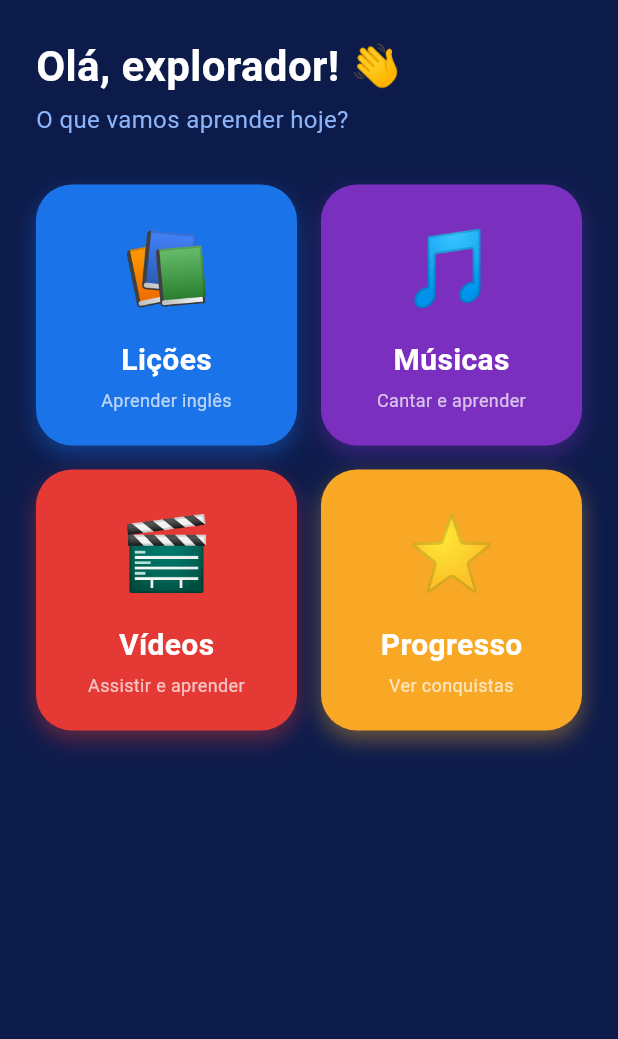
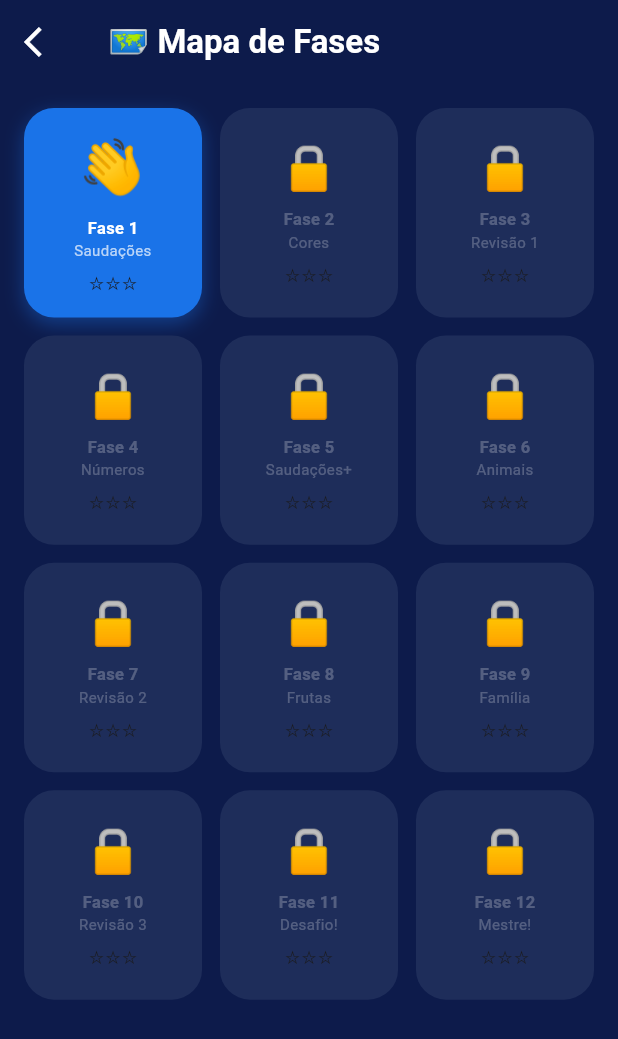
Before and after one commit to pribondanstoll-del/universo-de-noah-app, a Flutter app: the screen it shows after launch, after a tap on "Lições", on a phone screen of 412 x 824 dp. Shown: the top 1039 px of the screen. Run offline on Flutter 3.47's test engine with Material 3 defaults, Android fonts, the phone set to English and light mode, and no system bars.

Commit message:
feat: mapa de fases estilo Mario com celebração

```diff
--- a/lib/home_screen.dart
+++ b/lib/home_screen.dart
@@ -1,3 +1,4 @@
+import 'mapa_fases_screen.dart';
 import 'package:flutter/material.dart';
 
 class HomeScreen extends StatelessWidget {
@@ -44,7 +45,12 @@ class HomeScreen extends StatelessWidget {
                       titulo: 'Lições',
                       subtitulo: 'Aprender inglês',
                       cor: const Color(0xFF1A73E8),
-                      onTap: () {},
+onTap: () {
+  Navigator.push(
+    context,
+    MaterialPageRoute(builder: (_) => const MapaFasesScreen()),
+  );
+},
                     ),
                     _MenuCard(
                       emoji: '🎵',
--- /dev/null
+++ b/lib/mapa_fases_screen.dart
@@ -0,0 +1,147 @@
+import 'package:flutter/material.dart';
+import 'fase_screen.dart';
+
+class MapaFasesScreen extends StatefulWidget {
+  const MapaFasesScreen({super.key});
+
+  @override
+  State<MapaFasesScreen> createState() => _MapaFasesScreenState();
+}
+
+class _MapaFasesScreenState extends State<MapaFasesScreen> {
+  int _faseAtual = 0;
+  List<int> _estrelas = List.filled(12, 0);
+
+  final List<Map<String, dynamic>> _fases = [
+    {'titulo': 'Saudações', 'emoji': '👋', 'cor': Color(0xFF1A73E8), 'temas': ['Saudações']},
+    {'titulo': 'Cores', 'emoji': '🎨', 'cor': Color(0xFF7B2FBE), 'temas': ['Cores']},
+    {'titulo': 'Revisão 1', 'emoji': '🔄', 'cor': Color(0xFF34A853), 'temas': ['Saudações', 'Cores']},
+    {'titulo': 'Números', 'emoji': '🔢', 'cor': Color(0xFFF9A825), 'temas': ['Números']},
+    {'titulo': 'Saudações+', 'emoji': '🌟', 'cor': Color(0xFF1A73E8), 'temas': ['Saudações', 'Números']},
+    {'titulo': 'Animais', 'emoji': '🐾', 'cor': Color(0xFFE53935), 'temas': ['Animais']},
+    {'titulo': 'Revisão 2', 'emoji': '🔄', 'cor': Color(0xFF00ACC1), 'temas': ['Cores', 'Números']},
+    {'titulo': 'Frutas', 'emoji': '🍎', 'cor': Color(0xFFE53935), 'temas': ['Frutas']},
+    {'titulo': 'Família', 'emoji': '👨‍👩‍👧', 'cor': Color(0xFF7B2FBE), 'temas': ['Família']},
+    {'titulo': 'Revisão 3', 'emoji': '🏆', 'cor': Color(0xFFF9A825), 'temas': ['Animais', 'Frutas']},
+    {'titulo': 'Desafio!', 'emoji': '⚡', 'cor': Color(0xFFE53935), 'temas': ['Saudações', 'Cores', 'Números']},
+    {'titulo': 'Mestre!', 'emoji': '👑', 'cor': Color(0xFFF9A825), 'temas': ['Animais', 'Frutas', 'Família']},
+  ];
+
+  void _aoCompletarFase(int fase, int estrelasConcluidas) {
+    setState(() {
+      if (estrelasConcluidas > _estrelas[fase]) {
+        _estrelas[fase] = estrelasConcluidas;
+      }
+      if (fase == _faseAtual && estrelasConcluidas > 0) {
+        if (_faseAtual < _fases.length - 1) {
+          _faseAtual = fase + 1;
+        }
+      }
+    });
+  }
+
+  @override
+  Widget build(BuildContext context) {
+    return Scaffold(
+      backgroundColor: const Color(0xFF0D1B4B),
+      appBar: AppBar(
+        backgroundColor: const Color(0xFF0D1B4B),
+        elevation: 0,
+        leading: IconButton(
+          icon: const Icon(Icons.arrow_back_ios, color: Colors.white),
+          onPressed: () => Navigator.pop(context),
+        ),
+        title: const Text(
+          '🗺️ Mapa de Fases',
+          style: TextStyle(color: Colors.white, fontWeight: FontWeight.bold),
+        ),
+      ),
+      body: Padding(
+        padding: const EdgeInsets.all(16),
+        child: GridView.builder(
+          gridDelegate: const SliverGridDelegateWithFixedCrossAxisCount(
+            crossAxisCount: 3,
+            crossAxisSpacing: 12,
+            mainAxisSpacing: 12,
+            childAspectRatio: 0.85,
+          ),
+          itemCount: _fases.length,
+          itemBuilder: (context, index) {
+            final fase = _fases[index];
+            final desbloqueada = index <= _faseAtual;
+            final estrelas = _estrelas[index];
+            final cor = fase['cor'] as Color;
+
+            return GestureDetector(
+              onTap: desbloqueada
+                  ? () async {
+                      final resultado = await Navigator.push(
+                        context,
+                        MaterialPageRoute(
+                          builder: (_) => FaseScreen(
+                            numeroFase: index + 1,
+                            titulo: fase['titulo'],
+                            emoji: fase['emoji'],
+                            cor: cor,
+                            temas: List<String>.from(fase['temas']),
+                          ),
+                        ),
+                      );
+                      if (resultado != null) {
+                        _aoCompletarFase(index, resultado as int);
+                      }
+                    }
+                  : null,
+              child: AnimatedContainer(
+                duration: const Duration(milliseconds: 300),
+                decoration: BoxDecoration(
+                  color: desbloqueada ? cor : const Color(0xFF1E2D5A),
+                  borderRadius: BorderRadius.circular(20),
+                  boxShadow: desbloqueada
+                      ? [BoxShadow(color: cor.withOpacity(0.4), blurRadius: 10, offset: const Offset(0, 4))]
+                      : [],
+                ),
+                child: Column(
+                  mainAxisAlignment: MainAxisAlignment.center,
+                  children: [
+                    Text(
+                      desbloqueada ? fase['emoji'] : '🔒',
+                      style: TextStyle(fontSize: desbloqueada ? 36 : 28),
+                    ),
+                    const SizedBox(height: 6),
+                    Text(
+                      'Fase ${index + 1}',
+                      style: TextStyle(
+                        color: desbloqueada ? Colors.white : Colors.white24,
+                        fontSize: 11,
+                        fontWeight: FontWeight.bold,
+                      ),
+                    ),
+                    Text(
+                      fase['titulo'],
+                      textAlign: TextAlign.center,
+                      style: TextStyle(
+                        color: desbloqueada ? Colors.white70 : Colors.white24,
+                        fontSize: 10,
+                      ),
+                    ),
+                    const SizedBox(height: 6),
+                    Row(
+                      mainAxisAlignment: MainAxisAlignment.center,
+                      children: List.generate(3, (i) {
+                        return Text(
+                          i < estrelas ? '⭐' : '☆',
+                          style: const TextStyle(fontSize: 12),
+                        );
+                      }),
+                    ),
+                  ],
+                ),
+              ),
+            );
+          },
+        ),
+      ),
+    );
+  }
+}
```
Also changed, not shown: lib/fase_screen.dart (added, +396 -0 lines).
